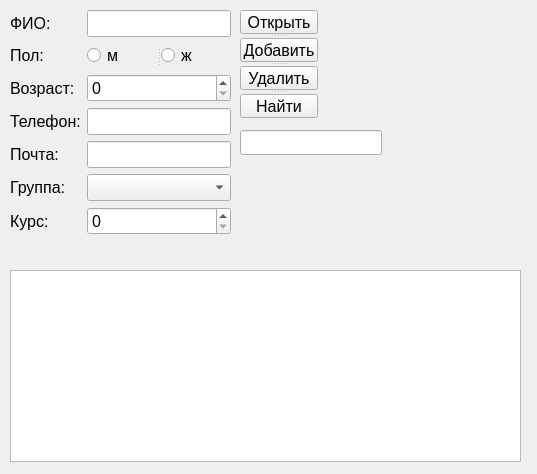
Before: the Qt Designer form form_ui.ui in KagarmanovRR/30.11_PyQt5_UI, drawn with Qt 5.
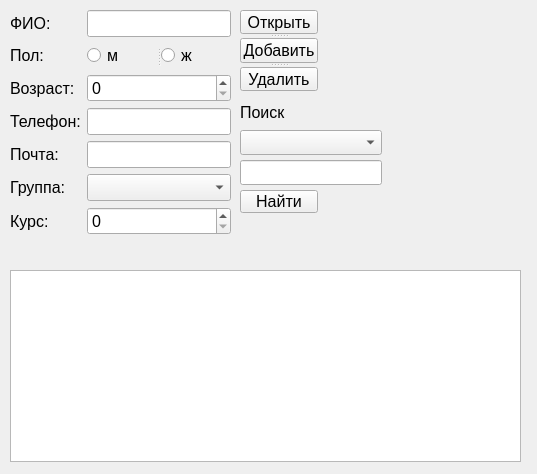
After: the same form once the commit is applied.

Commit message: Поправлен поиск

```diff
--- a/form_ui.ui
+++ b/form_ui.ui
@@ -32,13 +32,13 @@
    <property name="geometry">
     <rect>
      <x>240</x>
-     <y>130</y>
+     <y>160</y>
      <width>142</width>
      <height>25</height>
     </rect>
    </property>
   </widget>
-  <widget class="QWidget" name="">
+  <widget class="QWidget" name="layoutWidget">
    <property name="geometry">
     <rect>
      <x>10</x>
@@ -134,13 +134,49 @@
     </item>
    </layout>
   </widget>
+  <widget class="QLabel" name="label_8">
+   <property name="geometry">
+    <rect>
+     <x>240</x>
+     <y>100</y>
+     <width>81</width>
+     <height>25</height>
+    </rect>
+   </property>
+   <property name="text">
+    <string>Поиск</string>
+   </property>
+  </widget>
+  <widget class="QComboBox" name="cbColNames">
+   <property name="geometry">
+    <rect>
+     <x>240</x>
+     <y>130</y>
+     <width>142</width>
+     <height>25</height>
+    </rect>
+   </property>
+  </widget>
+  <widget class="QPushButton" name="pbFind">
+   <property name="geometry">
+    <rect>
+     <x>240</x>
+     <y>190</y>
+     <width>78</width>
+     <height>23</height>
+    </rect>
+   </property>
+   <property name="text">
+    <string>Найти</string>
+   </property>
+  </widget>
   <widget class="QSplitter" name="splitter_2">
    <property name="geometry">
     <rect>
      <x>240</x>
      <y>10</y>
      <width>78</width>
-     <height>108</height>
+     <height>81</height>
     </rect>
    </property>
    <property name="orientation">
@@ -161,11 +197,6 @@
      <string>Удалить</string>
     </property>
    </widget>
-   <widget class="QPushButton" name="pbFind">
-    <property name="text">
-     <string>Найти</string>
-    </property>
-   </widget>
   </widget>
  </widget>
  <resources/>
```
The commit also changes 3 other files.
